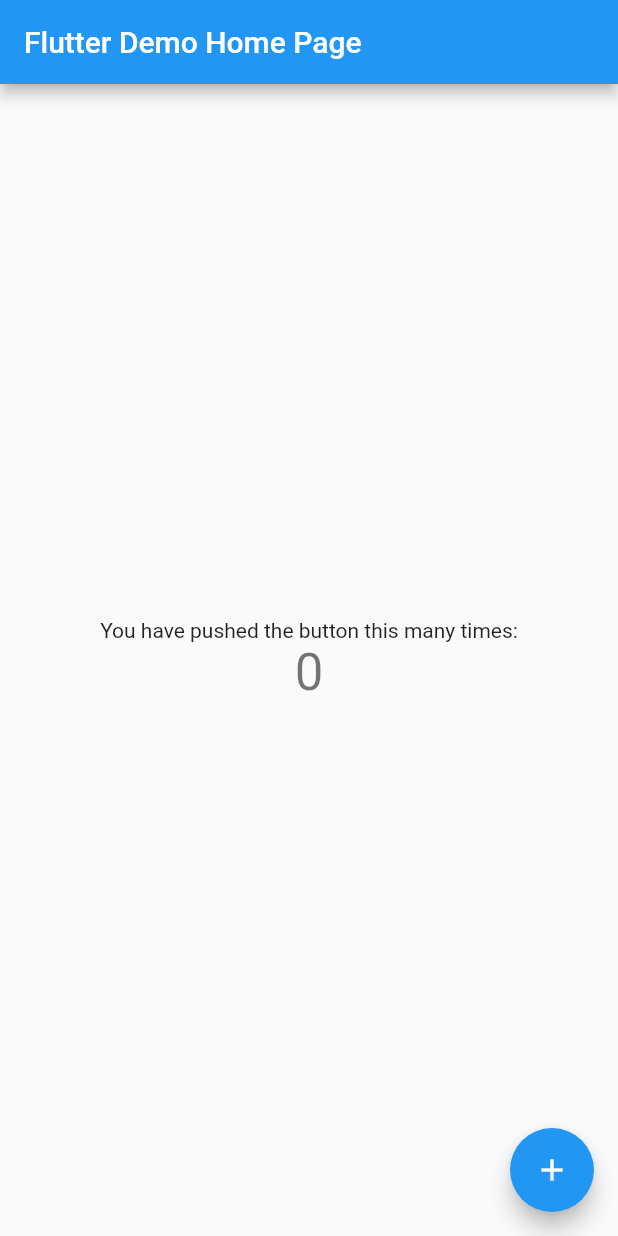
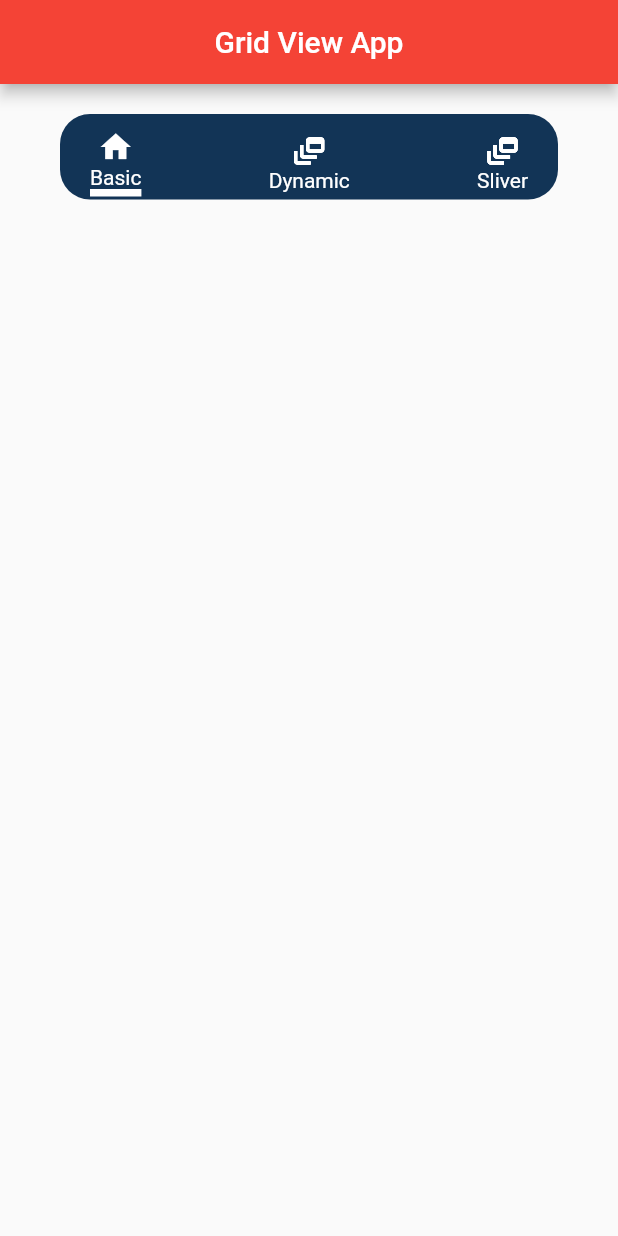
Before and after one commit to Tareq23/Grid-View-App, a Flutter app: the screen it shows after launch, on a phone screen of 412 x 824 dp. Run offline on Flutter 3.47's test engine with Material 2 defaults, Android fonts, the phone set to English and light mode, and no system bars.

```diff
--- /dev/null
+++ b/lib/constants/color_value.dart
@@ -0,0 +1,10 @@
+
+
+import 'package:flutter/cupertino.dart';
+import 'package:flutter/material.dart';
+
+class ConstantColor{
+  static const appBarText = Colors.white;
+  static const appBarBg = Colors.red;
+  static const iconColor = Colors.white;
+}
--- a/lib/main.dart
+++ b/lib/main.dart
@@ -1,115 +1,7 @@
 import 'package:flutter/material.dart';
+import 'package:grid_view_app/pages/home.dart';
 
 void main() {
-  runApp(const MyApp());
+
+  runApp(const Home());
 }
-
-class MyApp extends StatelessWidget {
-  const MyApp({Key? key}) : super(key: key);
-
-  // This widget is the root of your application.
-  @override
-  Widget build(BuildContext context) {
-    return MaterialApp(
-      title: 'Flutter Demo',
-      theme: ThemeData(
-        // This is the theme of your application.
-        //
-        // Try running your application with "flutter run". You'll see the
-        // application has a blue toolbar. Then, without quitting the app, try
-        // changing the primarySwatch below to Colors.green and then invoke
-        // "hot reload" (press "r" in the console where you ran "flutter run",
-        // or simply save your changes to "hot reload" in a Flutter IDE).
-        // Notice that the counter didn't reset back to zero; the application
-        // is not restarted.
-        primarySwatch: Colors.blue,
-      ),
-      home: const MyHomePage(title: 'Flutter Demo Home Page'),
-    );
-  }
-}
-
-class MyHomePage extends StatefulWidget {
-  const MyHomePage({Key? key, required this.title}) : super(key: key);
-
-  // This widget is the home page of your application. It is stateful, meaning
-  // that it has a State object (defined below) that contains fields that affect
-  // how it looks.
-
-  // This class is the configuration for the state. It holds the values (in this
-  // case the title) provided by the parent (in this case the App widget) and
-  // used by the build method of the State. Fields in a Widget subclass are
-  // always marked "final".
-
-  final String title;
-
-  @override
-  State<MyHomePage> createState() => _MyHomePageState();
-}
-
-class _MyHomePageState extends State<MyHomePage> {
-  int _counter = 0;
-
-  void _incrementCounter() {
-    setState(() {
-      // This call to setState tells the Flutter framework that something has
-      // changed in this State, which causes it to rerun the build method below
-      // so that the display can reflect the updated values. If we changed
-      // _counter without calling setState(), then the build method would not be
-      // called again, and so nothing would appear to happen.
-      _counter++;
-    });
-  }
-
-  @override
-  Widget build(BuildContext context) {
-    // This method is rerun every time setState is called, for instance as done
-    // by the _incrementCounter method above.
-    //
-    // The Flutter framework has been optimized to make rerunning build methods
-    // fast, so that you can just rebuild anything that needs updating rather
-    // than having to individually change instances of widgets.
-    return Scaffold(
-      appBar: AppBar(
-        // Here we take the value from the MyHomePage object that was created by
-        // the App.build method, and use it to set our appbar title.
-        title: Text(widget.title),
-      ),
-      body: Center(
-        // Center is a layout widget. It takes a single child and positions it
-        // in the middle of the parent.
-        child: Column(
-          // Column is also a layout widget. It takes a list of children and
-          // arranges them vertically. By default, it sizes itself to fit its
-          // children horizontally, and tries to be as tall as its parent.
-          //
-          // Invoke "debug painting" (press "p" in the console, choose the
-          // "Toggle Debug Paint" action from the Flutter Inspector in Android
-          // Studio, or the "Toggle Debug Paint" command in Visual Studio Code)
-          // to see the wireframe for each widget.
-          //
-          // Column has various properties to control how it sizes itself and
-          // how it positions its children. Here we use mainAxisAlignment to
-          // center the children vertically; the main axis here is the vertical
-          // axis because Columns are vertical (the cross axis would be
-          // horizontal).
-          mainAxisAlignment: MainAxisAlignment.center,
-          children: <Widget>[
-            const Text(
-              'You have pushed the button this many times:',
-            ),
-            Text(
-              '$_counter',
-              style: Theme.of(context).textTheme.headline4,
-            ),
-          ],
-        ),
-      ),
-      floatingActionButton: FloatingActionButton(
-        onPressed: _incrementCounter,
-        tooltip: 'Increment',
-        child: const Icon(Icons.add),
-      ), // This trailing comma makes auto-formatting nicer for build methods.
-    );
-  }
-}
--- /dev/null
+++ b/lib/pages/home.dart
@@ -0,0 +1,130 @@
+import 'package:flutter/material.dart';
+import 'package:grid_view_app/constants/color_value.dart';
+
+class Home extends StatelessWidget {
+  const Home({Key? key}) : super(key: key);
+
+  @override
+  Widget build(BuildContext context) {
+    return MaterialApp(
+      debugShowCheckedModeBanner: false,
+      home: GridHome(),
+    );
+  }
+}
+
+class GridHome extends StatefulWidget {
+  const GridHome({Key? key}) : super(key: key);
+
+  @override
+  _GridHomeState createState() => _GridHomeState();
+}
+
+class _GridHomeState extends State<GridHome> {
+  bool _basicTabAcitve = true;
+  bool _dynamicTabAcitve = false;
+  bool _sliverTabAcitve = false;
+  @override
+  Widget build(BuildContext context) {
+    return Scaffold(
+      appBar: AppBar(
+        backgroundColor: ConstantColor.appBarBg,
+        title: const Text('Grid View App',style: TextStyle(color: ConstantColor.appBarText),),
+        centerTitle: true,
+      ),
+      body: Column(
+        children: [
+          Container(
+            margin: const EdgeInsets.only(left: 40,right: 40,top: 20),
+            width: MediaQuery.of(context).size.width-80,
+            padding: const EdgeInsets.only(left: 20,right: 20, top: 10,bottom: 2),
+            decoration:  BoxDecoration(
+              color: const Color(0xff123456),
+              borderRadius: BorderRadius.circular(20),
+            ),
+            child: Row(
+              mainAxisAlignment: MainAxisAlignment.spaceBetween,
+              children: [
+                GestureDetector(
+                  onTap: (){
+                    setState(() {
+                      _basicTabAcitve = true;
+                      _dynamicTabAcitve = false;
+                      _sliverTabAcitve = false;
+                    });
+                  },
+                  child: Container(
+                    decoration: BoxDecoration(
+                      border: _basicTabAcitve == true ? const Border(
+                        bottom: BorderSide(
+                          width: 5,
+                          color: Colors.white
+                        )
+                      ) : null
+                    ),
+                    child: Column(
+                      children: const [
+                        Icon(Icons.home,color: ConstantColor.iconColor,),
+                        Text('Basic',style: TextStyle(color: ConstantColor.iconColor,),),
+                      ],
+                    ),
+                  ),
+                ),
+                GestureDetector(
+                  onTap: (){
+                    setState(() {
+                      _basicTabAcitve = false;
+                      _dynamicTabAcitve = true;
+                      _sliverTabAcitve = false;
+                    });
+                  },
+                  child: Container(
+                    decoration: BoxDecoration(
+                        border: _dynamicTabAcitve == true ? const Border(
+                            bottom: BorderSide(
+                                width: 5,
+                                color: Colors.white
+                            )
+                        ) : null
+                    ),
+                    child: Column(
+                      children: const [
+                        Icon(Icons.dynamic_feed,color: ConstantColor.iconColor,),
+                        Text('Dynamic',style: TextStyle(color: ConstantColor.iconColor,),),
+                      ],
+                    ),
+                  ),
+                ),
+                GestureDetector(
+                  onTap: (){
+                    setState(() {
+                      _basicTabAcitve = false;
+                      _dynamicTabAcitve = false;
+                      _sliverTabAcitve = true;
+                    });
+                  },
+                  child: Container(
+                    decoration: BoxDecoration(
+                        border: _sliverTabAcitve == true ? const Border(
+                            bottom: BorderSide(
+                                width: 5,
+                                color: Colors.white
+                            )
+                        ) : null
+                    ),
+                    child: Column(
+                      children: const [
+                        Icon(Icons.dynamic_feed,color: ConstantColor.iconColor,),
+                        Text('Sliver',style: TextStyle(color: ConstantColor.iconColor,),),
+                      ],
+                    ),
+                  ),
+                ),
+              ],
+            ),
+          )
+        ],
+      ),
+    );
+  }
+}
```
Also changed, not shown: lib/basic_grid_view.dart (added).
